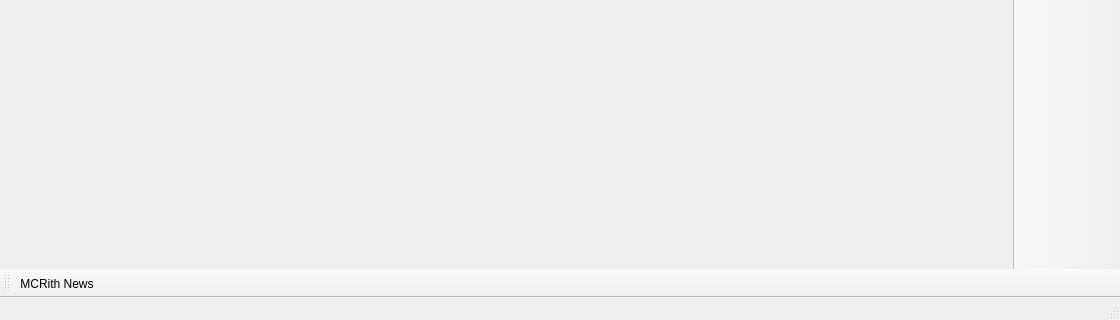
Old version of the form launcher/ui/MainWindow.ui in the repository MxrGH/Super-Craig-Is-Gay; both pictures show x 0 to 1120 and y 440 to 760 of the 1120 by 760 pixel window.
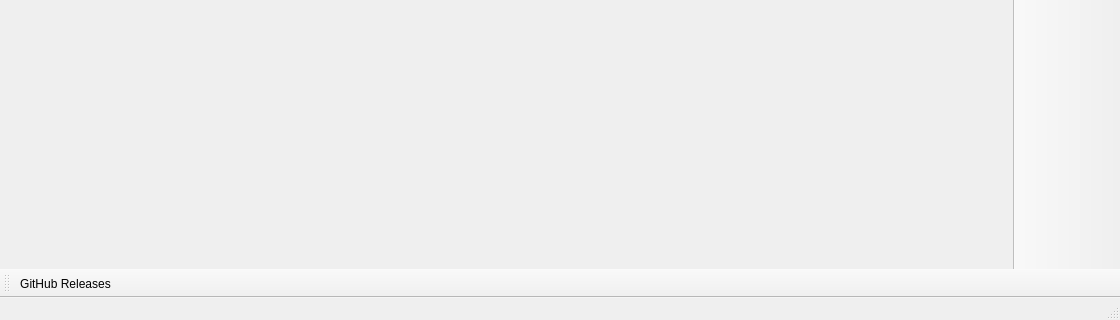
New version of the form. Icons and pictures are not drawn. Custom widgets are drawn as their Qt base class.

Commit message: Rename launcher news action to GitHub Releases

```diff
--- a/launcher/ui/MainWindow.ui
+++ b/launcher/ui/MainWindow.ui
@@ -245,7 +245,7 @@
     <iconset theme="news"/>
    </property>
    <property name="text">
-    <string>MCRith News</string>
+    <string>GitHub Releases</string>
    </property>
    <property name="toolTip">
     <string>Read the latest updates and announcements about %1.</string>
```
Left out of the diff: 2 changed lines with no effect on the pictures.
